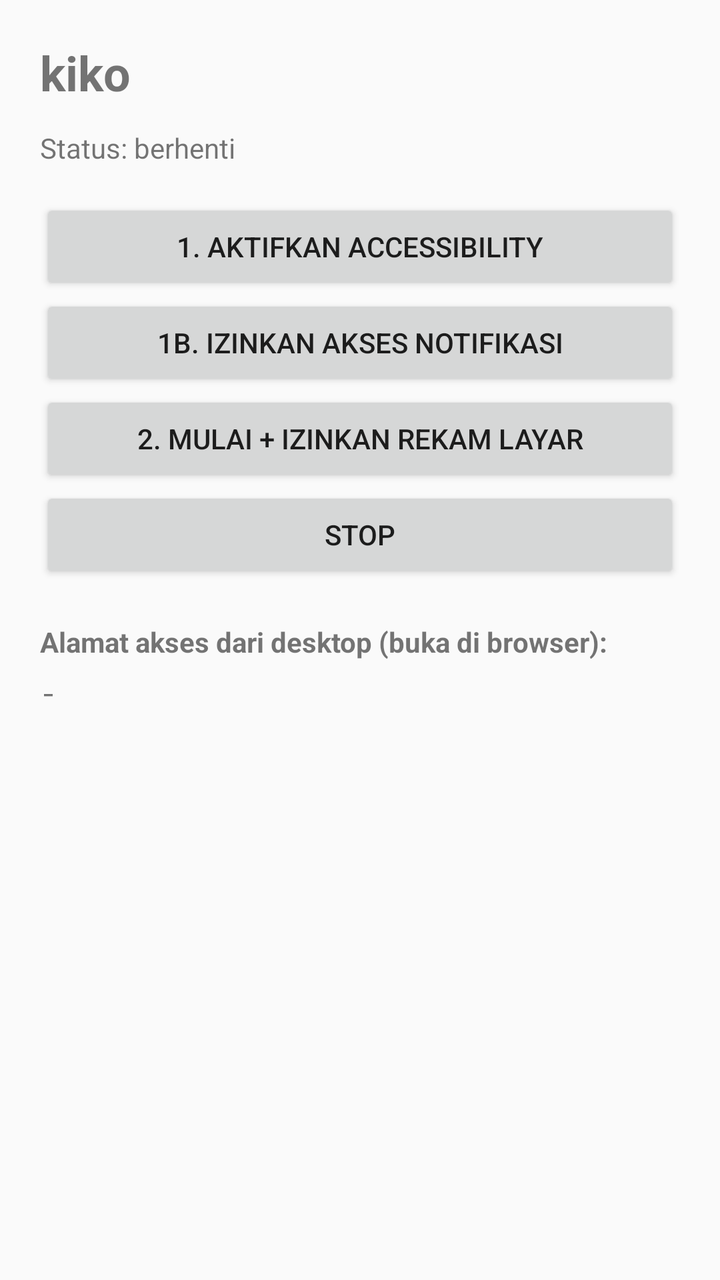
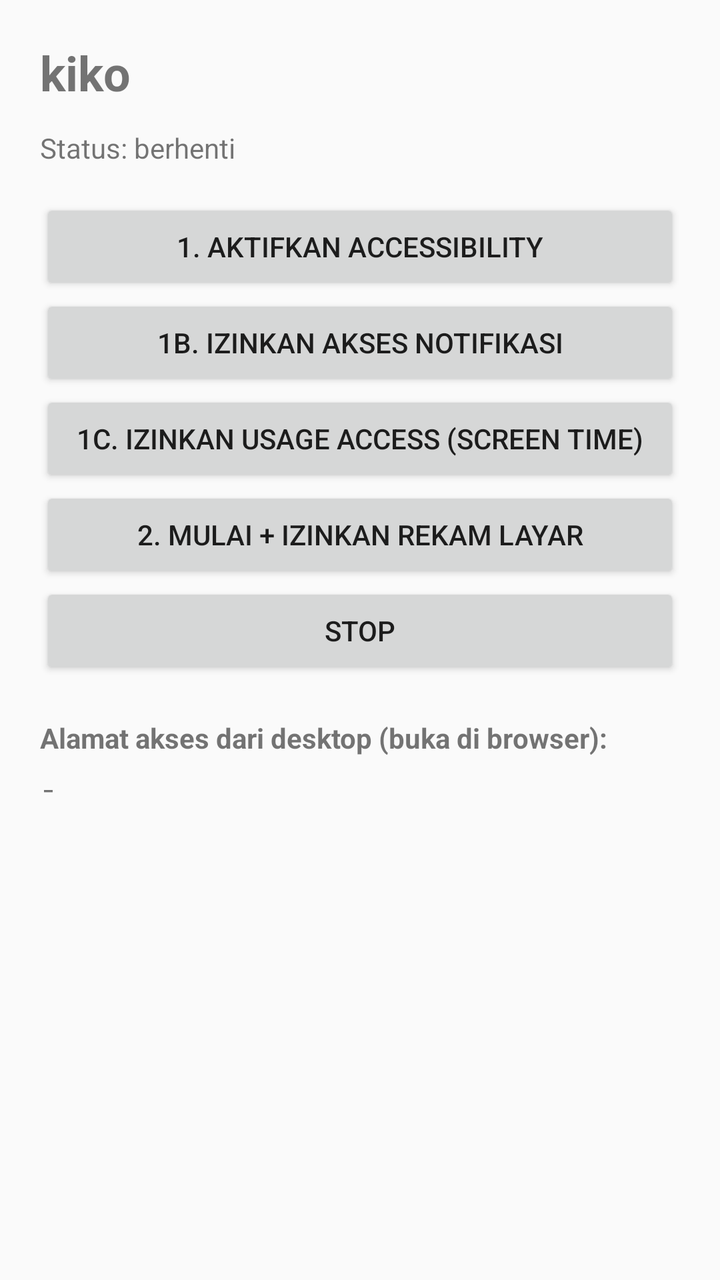

Screens rendered from an Android XML layout before and after an edit, with the pre-edit source and the edit as a unified diff.
<!-- AndroidManifest.xml: application theme Theme.AppCompat.DayNight -->
<!-- res/layout/activity_main.xml -->
<?xml version="1.0" encoding="utf-8"?>
<ScrollView xmlns:android="http://schemas.android.com/apk/res/android"
    android:layout_width="match_parent"
    android:layout_height="match_parent">

    <LinearLayout
        android:layout_width="match_parent"
        android:layout_height="wrap_content"
        android:orientation="vertical"
        android:padding="20dp">

        <TextView
            android:layout_width="match_parent"
            android:layout_height="wrap_content"
            android:text="kiko"
            android:textSize="24sp"
            android:textStyle="bold"
            android:paddingBottom="12dp" />

        <TextView
            android:id="@+id/status"
            android:layout_width="match_parent"
            android:layout_height="wrap_content"
            android:text="Status: berhenti"
            android:paddingBottom="16dp" />

        <Button
            android:id="@+id/btnAccessibility"
            android:layout_width="match_parent"
            android:layout_height="wrap_content"
            android:text="1. Aktifkan Accessibility" />

        <Button
            android:id="@+id/btnNotif"
            android:layout_width="match_parent"
            android:layout_height="wrap_content"
            android:text="1b. Izinkan Akses Notifikasi" />

        <Button
            android:id="@+id/btnStart"
            android:layout_width="match_parent"
            android:layout_height="wrap_content"
            android:text="2. Mulai + Izinkan Rekam Layar" />

        <Button
            android:id="@+id/btnStop"
            android:layout_width="match_parent"
            android:layout_height="wrap_content"
            android:text="Stop" />

        <TextView
            android:layout_width="match_parent"
            android:layout_height="wrap_content"
            android:text="Alamat akses dari desktop (buka di browser):"
            android:paddingTop="20dp"
            android:textStyle="bold" />

        <TextView
            android:id="@+id/addr"
            android:layout_width="match_parent"
            android:layout_height="wrap_content"
            android:text="-"
            android:textIsSelectable="true"
            android:paddingTop="6dp"
            android:fontFamily="monospace" />
    </LinearLayout>
</ScrollView>
<!-- resources referenced by this layout -->
<resources>

</resources>

<!-- the commit's change to res/layout/activity_main.xml (unified diff, before → after) -->
@@ -37,6 +37,12 @@
             android:text="1b. Izinkan Akses Notifikasi" />
 
         <Button
+            android:id="@+id/btnUsage"
+            android:layout_width="match_parent"
+            android:layout_height="wrap_content"
+            android:text="1c. Izinkan Usage Access (screen time)" />
+
+        <Button
             android:id="@+id/btnStart"
             android:layout_width="match_parent"
             android:layout_height="wrap_content"
